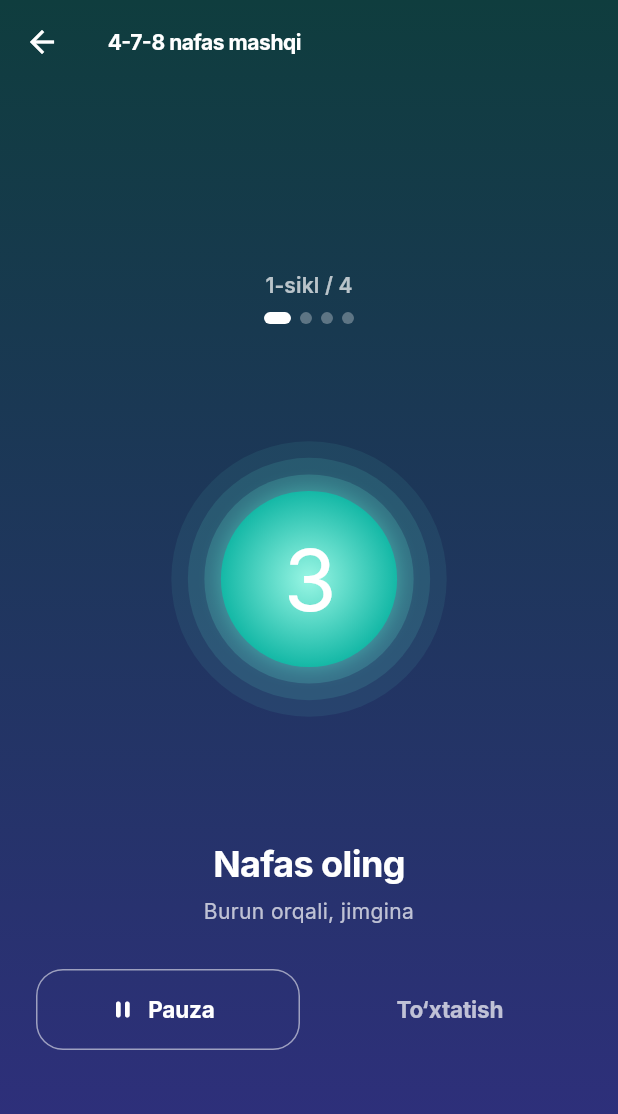
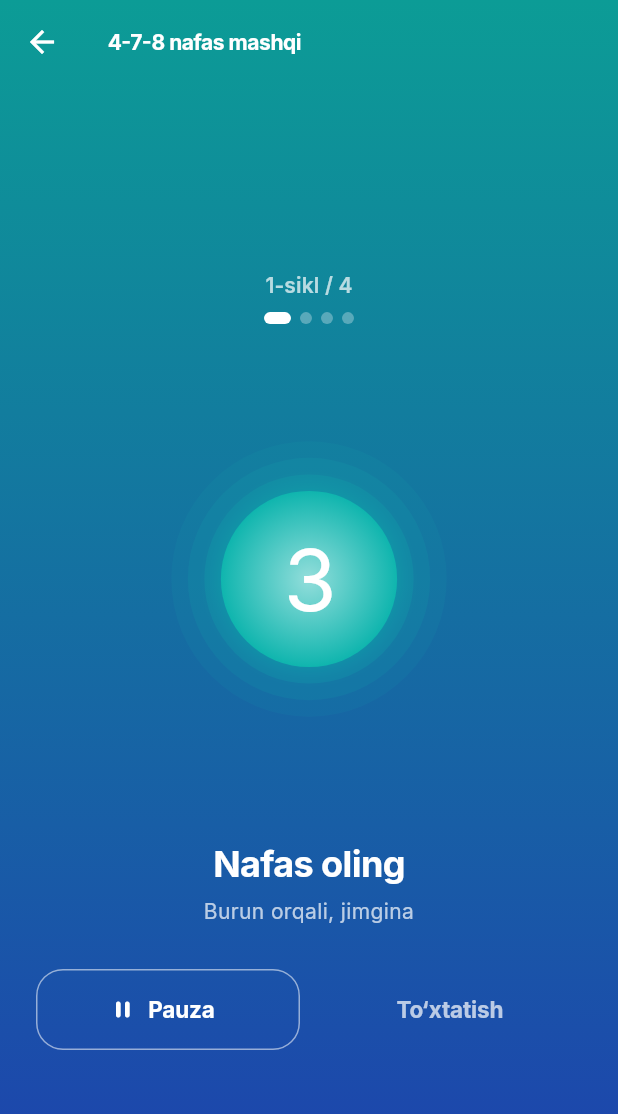
Before and after one commit to tokhirmura/sino, a Flutter app: the BreathingScreen screen opened by its route, after a tap on "Boshlash", on a phone screen of 412 x 824 dp. Shown: the top 1114 px of the screen. Run offline on Flutter 3.47's test engine with Material 3 defaults, Android fonts, the phone set to English and light mode, and no system bars; our stand-ins replace fl_chart, flutter_animate, flutter_local_notifications, flutter_map, flutter_riverpod, geolocator and 7 more; missing offline and left inert: mobile_scanner; accounts and stored records are empty.

Commit message:
feat(vitals): design 2.0 — grid skeleton, empty state with add action, PrimaryButton, breathing colors from AppColors
Co-Authored-By: Claude Opus 5.5 <noreply@anthropic.com>

```diff
--- a/lib/features/vitals/presentation/breathing_screen.dart
+++ b/lib/features/vitals/presentation/breathing_screen.dart
@@ -4,14 +4,28 @@ import 'package:flutter/services.dart';
 
 import '../../../core/l10n/app_lang.dart';
 import '../../../core/routing/app_routes.dart';
+import '../../../core/theme/app_colors.dart';
 import '../application/breathing.dart';
 
 /// Path of the breathing exercise (a sub-route of `/vitals`).
 const vitalsBreathingPath = '${AppRoutes.vitals}/breathing';
 
-const _bgTop = Color(0xFF0F3D3E);
-const _bgBottom = Color(0xFF312E81);
-const _glow = Color(0xFF5EEAD4);
+/// Night version of the brand gradient, top → bottom.
+final _bg = LinearGradient(
+  begin: Alignment.topCenter,
+  end: Alignment.bottomCenter,
+  colors: AppColors.brandGradientDark.colors,
+);
+const _glow = AppColors.primary;
+const _onWhite = AppColors.secondary;
+
+/// Light core of the circle → turquoise rim.
+final _core = RadialGradient(
+  colors: [
+    Color.lerp(Colors.white, AppColors.primary, 0.45)!,
+    AppColors.primary,
+  ],
+);
 
 /// 4-7-8 breathing: the circle grows for 4 s (inhale), stays for 7 s
 /// (hold), shrinks for 8 s (exhale); 4–8 cycles.
@@ -106,13 +120,7 @@ class _BreathingScreenState extends State<BreathingScreen>
         ),
       ),
       body: DecoratedBox(
-        decoration: const BoxDecoration(
-          gradient: LinearGradient(
-            begin: Alignment.topCenter,
-            end: Alignment.bottomCenter,
-            colors: [_bgTop, _bgBottom],
-          ),
-        ),
+        decoration: BoxDecoration(gradient: _bg),
         child: SafeArea(
           child: DefaultTextStyle.merge(
             style: const TextStyle(color: Colors.white),
@@ -192,7 +200,7 @@ class _BreathingScreenState extends State<BreathingScreen>
           key: const Key('breath-start'),
           style: FilledButton.styleFrom(
             backgroundColor: Colors.white,
-            foregroundColor: _bgBottom,
+            foregroundColor: _onWhite,
             minimumSize: const Size(200, 52),
           ),
           onPressed: _start,
@@ -388,7 +396,7 @@ class _BreathingScreenState extends State<BreathingScreen>
         key: const Key('breath-again'),
         style: FilledButton.styleFrom(
           backgroundColor: Colors.white,
-          foregroundColor: _bgBottom,
+          foregroundColor: _onWhite,
           minimumSize: const Size(200, 52),
         ),
         onPressed: _start,
@@ -454,9 +462,7 @@ class _Circle extends StatelessWidget {
             child: Container(
               decoration: BoxDecoration(
                 shape: BoxShape.circle,
-                gradient: const RadialGradient(
-                  colors: [Color(0xFF99F6E4), Color(0xFF14B8A6)],
-                ),
+                gradient: _core,
                 boxShadow: [
                   BoxShadow(
                     color: _glow.withValues(alpha: holding ? 0.7 : 0.4),
--- a/lib/features/vitals/presentation/vitals_screen.dart
+++ b/lib/features/vitals/presentation/vitals_screen.dart
@@ -5,13 +5,8 @@ import 'package:go_router/go_router.dart';
 import '../../../core/data/user.dart';
 import '../../../core/l10n/app_lang.dart';
 import '../../../core/theme/app_colors.dart';
-import '../../../core/widgets/app_card.dart';
-import '../../../core/widgets/app_scaffold.dart';
-import '../../../core/widgets/async_value_view.dart';
-import '../../../core/widgets/error_view.dart';
-import '../../../core/widgets/loading_view.dart';
-import '../../../core/widgets/pill.dart';
-import '../../../core/widgets/section_title.dart';
+import '../../../core/theme/app_tokens.dart';
+import '../../../core/widgets/widgets.dart';
 import '../application/vitals_math.dart';
 import '../application/vitals_providers.dart';
 import '../data/models.dart';
@@ -83,8 +78,9 @@ class VitalsScreen extends ConsumerWidget {
         child: AsyncValueView(
           value: week,
           onRetry: () => ref.invalidate(vitalsWeekAllProvider),
-          loading: () => const SkeletonList(count: 4, itemHeight: 120),
-          data: (list) => _Body(list: list, kind: kind),
+          loading: () =>
+              const SkeletonLoader(count: 6, kind: SkeletonKind.grid),
+          data: (list) => _Body(list: list, kind: kind, onAdd: add),
         ),
       ),
     );
@@ -92,10 +88,11 @@ class VitalsScreen extends ConsumerWidget {
 }
 
 class _Body extends ConsumerWidget {
-  const _Body({required this.list, required this.kind});
+  const _Body({required this.list, required this.kind, required this.onAdd});
 
   final List<Vital> list;
   final VitalKind kind;
+  final VoidCallback onAdd;
 
   @override
   Widget build(BuildContext context, WidgetRef ref) {
@@ -183,7 +180,7 @@ class _Body extends ConsumerWidget {
               ),
           ],
         ),
-        const SizedBox(height: 16),
+        const SizedBox(height: AppSpacing.md),
         AppCard(
           child: Column(
             crossAxisAlignment: CrossAxisAlignment.stretch,
@@ -229,9 +226,27 @@ class _Body extends ConsumerWidget {
           ),
         ),
         if (ofKind.isEmpty)
-          Text(
-            context.tr(uz: 'Hali yo‘q', ru: 'Пока нет', en: 'None yet'),
-            style: text.bodyMedium,
+          EmptyState(
+            key: const Key('vitals-empty'),
+            emoji: kind.emoji,
+            color: kind.color,
+            title: context.tr(
+              uz: 'Bu hafta o‘lchov yo‘q',
+              ru: 'За неделю измерений нет',
+              en: 'No measurements this week',
+            ),
+            message: context.tr(
+              uz: '«${kind.label(context)}» ni kiriting — grafik o‘zi chiziladi.',
+              ru: 'Внесите «${kind.label(context)}» — график построится сам.',
+              en: 'Log “${kind.label(context)}” — the chart draws itself.',
+            ),
+            actionLabel: context.tr(
+              uz: 'O‘lchov qo‘shish',
+              ru: 'Добавить измерение',
+              en: 'Add a measurement',
+            ),
+            actionIcon: Icons.add_rounded,
+            onAction: onAdd,
           )
         else
           AppCard(
--- a/lib/features/vitals/presentation/widgets/add_vital_sheet.dart
+++ b/lib/features/vitals/presentation/widgets/add_vital_sheet.dart
@@ -2,6 +2,7 @@ import 'package:flutter/material.dart';
 import 'package:flutter/services.dart';
 
 import '../../../../core/l10n/app_lang.dart';
+import '../../../../core/widgets/primary_button.dart';
 import '../../application/vitals_math.dart';
 import '../../data/models.dart';
 import '../labels.dart';
@@ -209,12 +210,11 @@ class _AddVitalSheetState extends State<_AddVitalSheet> {
               ),
             ],
             const SizedBox(height: 16),
-            FilledButton(
+            PrimaryButton(
               key: const Key('vitals-add-save'),
               onPressed: _save,
-              child: Text(
-                context.tr(uz: 'Saqlash', ru: 'Сохранить', en: 'Save'),
-              ),
+              icon: Icons.check_rounded,
+              label: context.tr(uz: 'Saqlash', ru: 'Сохранить', en: 'Save'),
             ),
           ],
         ),
--- a/lib/features/vitals/presentation/widgets/bmi_card.dart
+++ b/lib/features/vitals/presentation/widgets/bmi_card.dart
@@ -3,6 +3,7 @@ import 'package:flutter/services.dart';
 
 import '../../../../core/l10n/app_lang.dart';
 import '../../../../core/theme/app_colors.dart';
+import '../../../../core/theme/app_tokens.dart';
 import '../../../../core/widgets/app_card.dart';
 import '../../application/vitals_math.dart';
 import '../labels.dart';
@@ -197,7 +198,7 @@ class _Scale extends StatelessWidget {
               top: 5,
               bottom: 5,
               child: ClipRRect(
-                borderRadius: BorderRadius.circular(99),
+                borderRadius: BorderRadius.circular(AppRadius.chip),
                 child: Row(
                   children: [
                     for (final z in zones)
```
